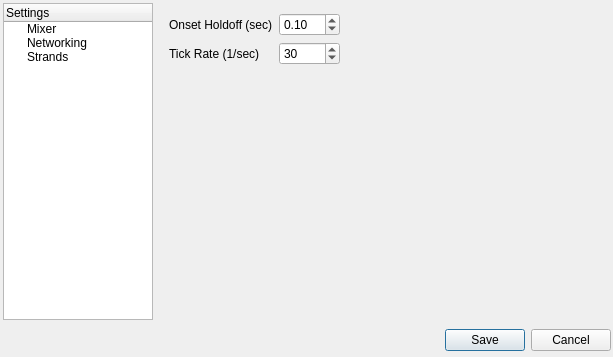
Before: the Qt Designer form ui/dlg_settings.ui in Openlights/firemix, drawn with Qt 5.
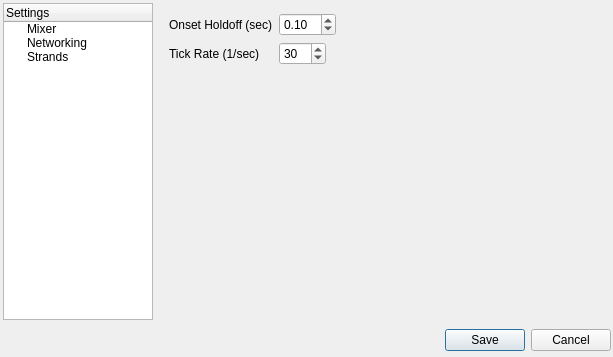
After: the same form once the commit is applied. The open tabs and pages were chosen to show the change.

Patch:
```diff
--- a/ui/dlg_settings.ui
+++ b/ui/dlg_settings.ui
@@ -72,11 +72,14 @@
            <rect>
             <x>10</x>
             <y>10</y>
-            <width>171</width>
+            <width>271</width>
             <height>201</height>
            </rect>
           </property>
           <layout class="QFormLayout" name="formLayout">
+           <property name="fieldGrowthPolicy">
+            <enum>QFormLayout::ExpandingFieldsGrow</enum>
+           </property>
            <item row="0" column="0">
             <widget class="QLabel" name="lbl_onset_holdoff">
              <property name="text">
```
Left out of the diff: 4 changed lines with no effect on the pictures.
